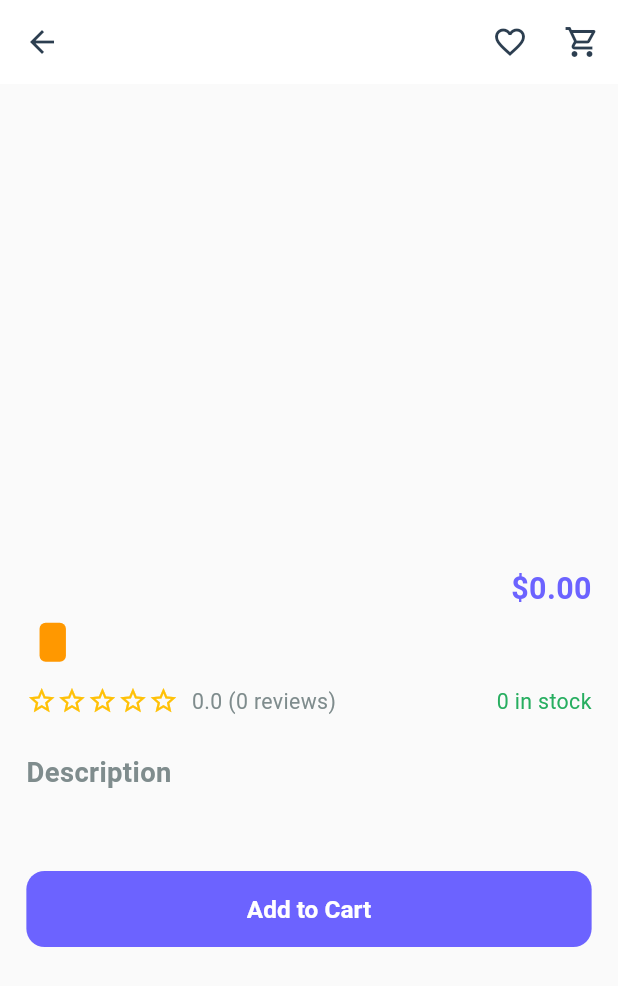
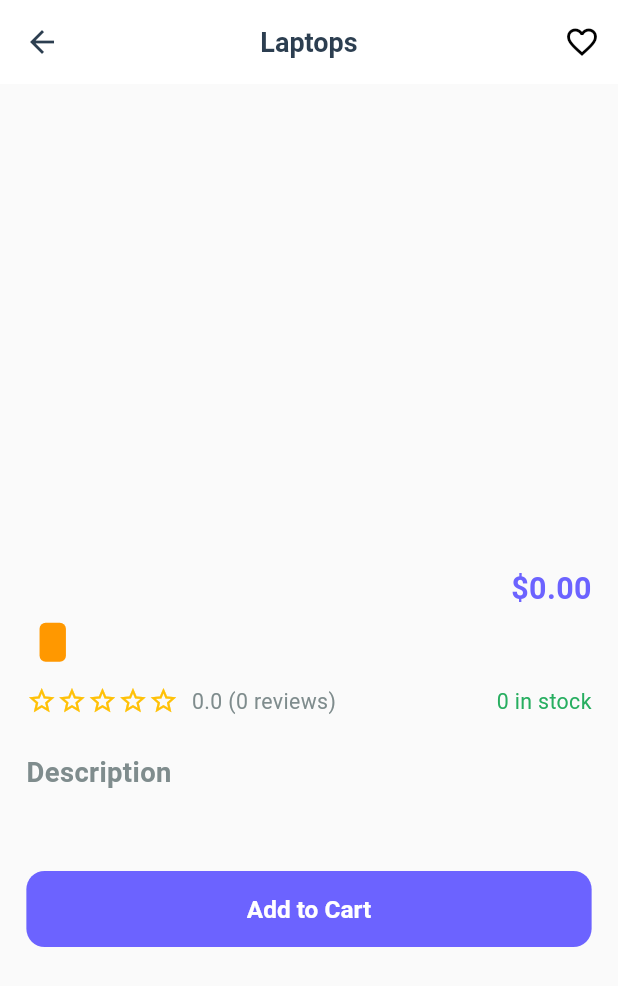
Before and after one commit to Korya25/Elwekala-App, a Flutter app: the ProductDetailScreen screen opened directly with empty values, on a phone screen of 412 x 824 dp. Shown: the top 986 px of the screen. Run offline on Flutter 3.47's test engine with Material 3 defaults, Android fonts, the phone set to English and light mode, and no system bars; our stand-ins replace another_flushbar, cached_network_image, dartz, dio, flutter_bloc, flutter_screenutil and 7 more; network calls fail; key blocks and very long unbroken strings in the code were emptied for the run.

Commit message:
refacto home appbar

```diff
--- a/lib/features/home/presentation/screens/product_detail_screen.dart
+++ b/lib/features/home/presentation/screens/product_detail_screen.dart
@@ -2,40 +2,41 @@ import 'package:elwekala/core/constants/app_colors.dart';
 import 'package:elwekala/core/constants/app_routes.dart';
 import 'package:elwekala/core/widgets/custom_button.dart';
 import 'package:elwekala/features/home/data/models/product.dart';
+import 'package:elwekala/features/home/presentation/widgets/home_app_bar.dart';
 import 'package:flutter/material.dart';
 import 'package:flutter_screenutil/flutter_screenutil.dart';
 import 'package:go_router/go_router.dart';
 
 class ProductDetailScreen extends StatelessWidget {
+  const ProductDetailScreen({super.key, required this.product});
   final Product product;
-
-  const ProductDetailScreen({super.key, required this.product});
 
   @override
   Widget build(BuildContext context) {
+    return Scaffold(
+      appBar: HomeAppBar(
+        showBackButton: true,
+        showCart: false,
+        onFavoritesPressed: () {},
+      ),
+      body: SafeArea(
+        child: SingleChildScrollView(
+          child: _ProductDetailScreenBody(product: product),
+        ),
+      ),
+    );
+  }
+}
 
 
-    return Scaffold(
-      appBar: AppBar(
-        title: Text(product.company),
-        actions: [
-          IconButton(
-            onPressed: () {
-              // Toggle favorite
-            },
-            icon: Icon(
-              product.isFavorite ? Icons.favorite : Icons.favorite_border,
-              color: product.isFavorite ? AppColors.errorColor : null,
-            ),
-          ),
-          IconButton(
-            onPressed: () => context.pushNamed(AppRoutes.cart),
-            icon: Icon(Icons.shopping_cart_outlined),
-          ),
-        ],
-      ),
-      body: SingleChildScrollView(
-        child: Column(
+class _ProductDetailScreenBody extends StatelessWidget {
+  final Product product;
+
+  const _ProductDetailScreenBody({required this.product});
+
+  @override
+  Widget build(BuildContext context) {
+    return Column(
       children: [
         // Image Carousel
         SizedBox(
@@ -108,10 +109,7 @@ class ProductDetailScreen extends StatelessWidget {
                     ),
                     child: Text(
                       product.status,
-                          style: TextStyle(
-                            color: Colors.white,
-                            fontSize: 12.sp,
-                          ),
+                      style: TextStyle(color: Colors.white, fontSize: 12.sp),
                     ),
                   ),
                 ],
@@ -152,10 +150,7 @@ class ProductDetailScreen extends StatelessWidget {
               // Description
               Text(
                 'Description',
-                    style: TextStyle(
-                      fontSize: 18.sp,
-                      fontWeight: FontWeight.bold,
-                    ),
+                style: TextStyle(fontSize: 18.sp, fontWeight: FontWeight.bold),
               ),
               SizedBox(height: 8.h),
               Text(
@@ -178,8 +173,6 @@ class ProductDetailScreen extends StatelessWidget {
           ),
         ),
       ],
-        ),
-      ),
     );
   }
 }
--- a/lib/features/home/presentation/widgets/home_app_bar.dart
+++ b/lib/features/home/presentation/widgets/home_app_bar.dart
@@ -4,49 +4,83 @@ import 'package:flutter/material.dart';
 import 'package:go_router/go_router.dart';
 
 class HomeAppBar extends StatelessWidget implements PreferredSizeWidget {
-  const HomeAppBar({super.key});
+  final String? title;
+  final bool showBackButton;
+  final bool showFavorites;
+  final bool showCart;
+
+  final VoidCallback? onBack;
+  final VoidCallback? onProfilePressed;
+  final VoidCallback? onFavoritesPressed;
+  final VoidCallback? onCartPressed;
+  final VoidCallback? onToggleFavorite;
+
+  const HomeAppBar({
+    super.key,
+    this.title,
+    this.showBackButton = false,
+    this.showFavorites = true,
+    this.showCart = true,
+    this.onBack,
+    this.onProfilePressed,
+    this.onFavoritesPressed,
+    this.onCartPressed,
+    this.onToggleFavorite,
+  });
 
   @override
   Widget build(BuildContext context) {
     return AppBar(
+      automaticallyImplyLeading: false,
+      leading: showBackButton
+          ? IconButton(
+              onPressed: onBack ?? () => Navigator.of(context).pop(),
+              icon: const Icon(Icons.arrow_back),
+            )
+          : _buildIcon(
+              context: context,
+              route: AppRoutes.profile,
+              icon: Icons.person_outline,
+              onPressed: onProfilePressed,
+            ),
       centerTitle: true,
-      leading: buildAppBarIcon(
-        context: context,
-        appRoutes: AppRoutes.profile,
-        icon: Icons.person_outline,
-      ),
       title: Text(
-        AppStrings.laptops,
-        style: TextStyle(fontSize: 18, fontWeight: FontWeight.bold),
+        title ?? AppStrings.laptops,
+        style: const TextStyle(fontSize: 18, fontWeight: FontWeight.bold),
       ),
       actions: [
-        buildAppBarIcon(
+        if (showFavorites)
+          _buildIcon(
             context: context,
-          appRoutes: AppRoutes.favorites,
+            route: AppRoutes.favorites,
             icon: Icons.favorite_border,
+            onPressed: onFavoritesPressed,
           ),
-        buildAppBarIcon(
+        if (showCart)
+          _buildIcon(
             context: context,
-          appRoutes: AppRoutes.cart,
+            route: AppRoutes.cart,
             icon: Icons.shopping_cart_outlined,
+            onPressed: onCartPressed,
           ),
       ],
     );
   }
 
-  @override
-  Size get preferredSize => Size.fromHeight(kToolbarHeight);
-
-  Widget buildAppBarIcon({
+  Widget _buildIcon({
     required BuildContext context,
-    required String appRoutes,
+    required String route,
     required IconData icon,
-    Color? color = Colors.black,
-    double? size = 24,
+    VoidCallback? onPressed,
+    Color color = Colors.black,
+    double size = 24,
   }) {
     return IconButton(
-      onPressed: () => context.pushNamed(appRoutes),
+      onPressed: onPressed ?? () => context.pushNamed(route),
       icon: Icon(icon, color: color, size: size),
     );
   }
+
+  @override
+  Size get preferredSize => const Size.fromHeight(kToolbarHeight);
 }
```
Also changed, not shown: lib/features/home/presentation/screens/home_screen.dart (+61 -36 lines). Lines whose indentation alone changed are shown as unchanged.
